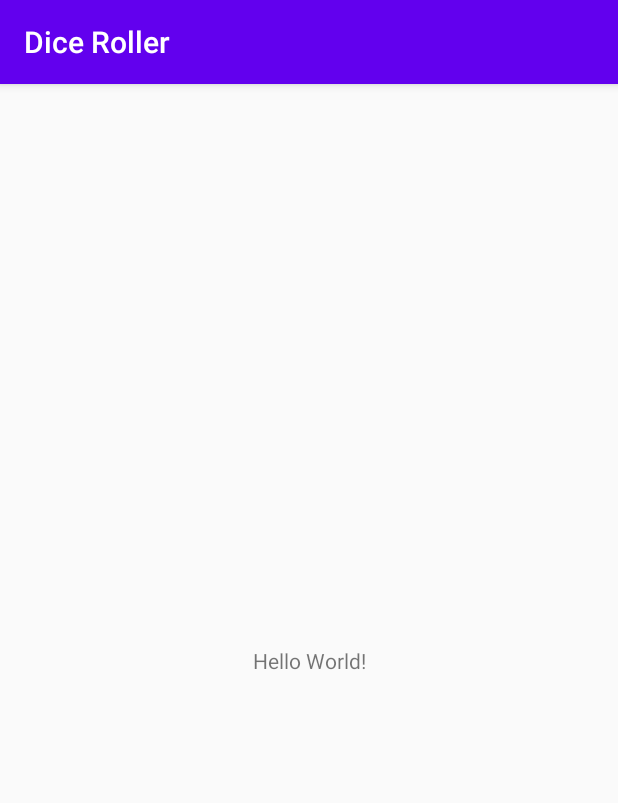
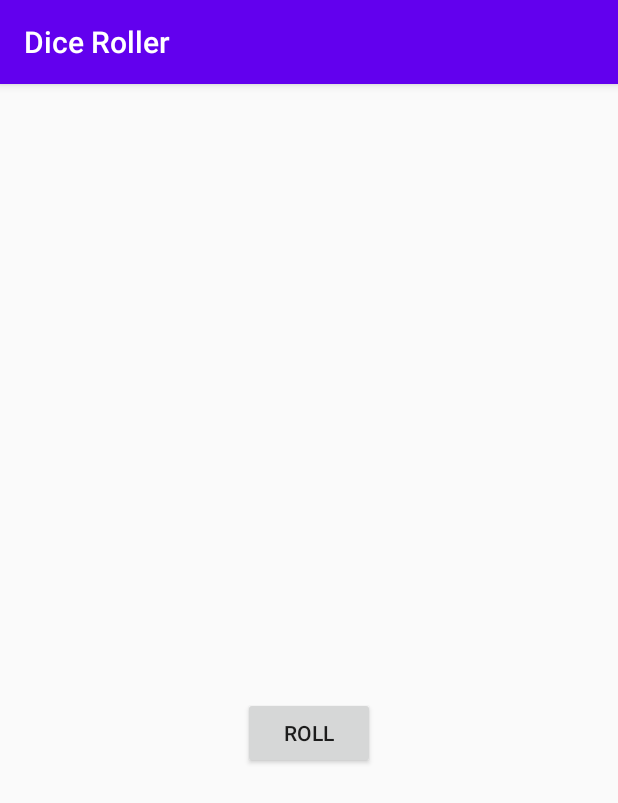
Before and after one commit to ddfilipov/dice-roller-app, an Android app: the screen it shows after launch (MainActivity), on a phone screen of 412 x 824 dp. Shown: the top 803 px of the screen. Run offline under Robolectric (Android 15) with nearby library versions, the phone set to English and light mode, and no system bars.

Commit message:
added a button and starting to add some logic too

```diff
--- a/app/src/main/java/com/example/diceroller/MainActivity.kt
+++ b/app/src/main/java/com/example/diceroller/MainActivity.kt
@@ -1,12 +1,21 @@
 package com.example.diceroller
 
+import android.os.Bundle
+import android.widget.Button
+import android.widget.TextView
 import androidx.appcompat.app.AppCompatActivity
-import android.os.Bundle
 
 class MainActivity : AppCompatActivity() {
 
     override fun onCreate(savedInstanceState: Bundle?) {
         super.onCreate(savedInstanceState)
         setContentView(R.layout.activity_main)
+
+        val rollButton: Button = findViewById(R.id.button)
+        rollButton.setOnClickListener{
+            //val toast = Toast.makeText(this, "Dice Rolled!", Toast.LENGTH_SHORT).show()
+            val resultTextView: TextView = findViewById(R.id.textView)
+            resultTextView.text = "6"
+        }
     }
 }
--- a/app/src/main/res/layout/activity_main.xml
+++ b/app/src/main/res/layout/activity_main.xml
@@ -7,12 +7,23 @@
     tools:context=".MainActivity">
 
     <TextView
+        android:id="@+id/textView"
         android:layout_width="wrap_content"
         android:layout_height="wrap_content"
-        android:text="Hello World!"
+        android:textSize="36sp"
         app:layout_constraintBottom_toBottomOf="parent"
         app:layout_constraintLeft_toLeftOf="parent"
         app:layout_constraintRight_toRightOf="parent"
-        app:layout_constraintTop_toTopOf="parent" />
+        app:layout_constraintTop_toTopOf="parent"
+        tools:text="1" />
+
+    <Button
+        android:id="@+id/button"
+        android:layout_width="wrap_content"
+        android:layout_height="wrap_content"
+        android:text="@string/roll"
+        app:layout_constraintEnd_toEndOf="parent"
+        app:layout_constraintStart_toStartOf="parent"
+        app:layout_constraintTop_toBottomOf="@+id/textView" />
 
 </androidx.constraintlayout.widget.ConstraintLayout>
--- a/app/src/main/res/values/strings.xml
+++ b/app/src/main/res/values/strings.xml
@@ -1,3 +1,4 @@
 <resources>
     <string name="app_name">Dice Roller</string>
+    <string name="roll">Roll</string>
 </resources>
```
